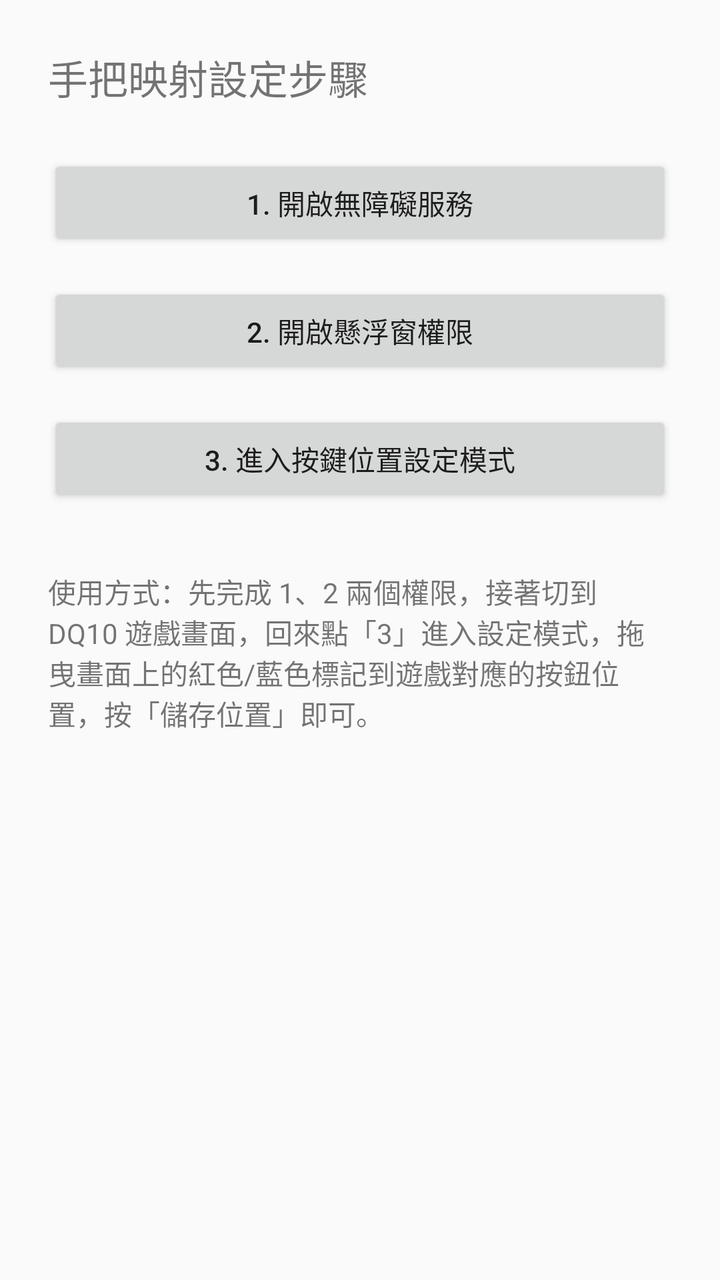
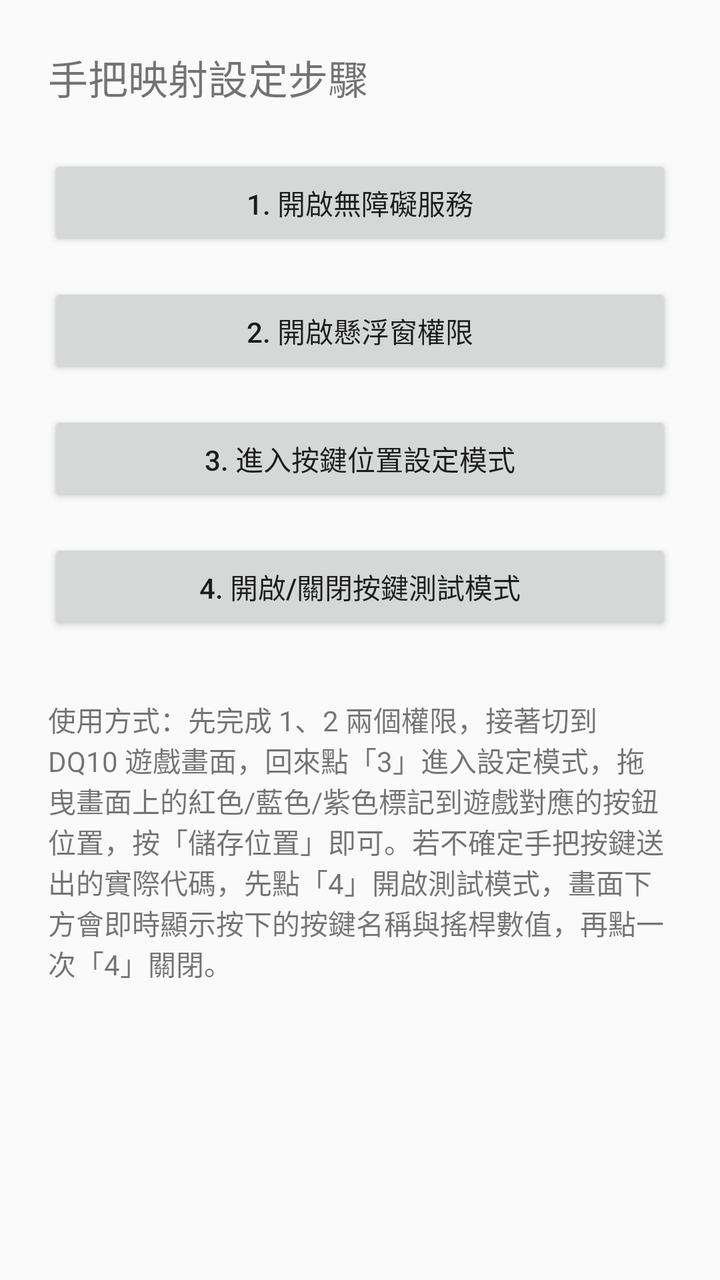

Screens rendered from an Android XML layout before and after an edit, with the pre-edit source and the edit as a unified diff.
<!-- AndroidManifest.xml: application theme android:Theme.Material.Light -->
<!-- res/layout/activity_main.xml -->
<?xml version="1.0" encoding="utf-8"?>
<LinearLayout xmlns:android="http://schemas.android.com/apk/res/android"
    android:layout_width="match_parent"
    android:layout_height="match_parent"
    android:orientation="vertical"
    android:padding="24dp">

    <TextView
        android:layout_width="wrap_content"
        android:layout_height="wrap_content"
        android:layout_marginBottom="24dp"
        android:text="手把映射設定步驟"
        android:textSize="20sp" />

    <Button
        android:id="@+id/btnAccessibility"
        android:layout_width="match_parent"
        android:layout_height="wrap_content"
        android:layout_marginBottom="16dp"
        android:text="1. 開啟無障礙服務" />

    <Button
        android:id="@+id/btnOverlay"
        android:layout_width="match_parent"
        android:layout_height="wrap_content"
        android:layout_marginBottom="16dp"
        android:text="2. 開啟懸浮窗權限" />

    <Button
        android:id="@+id/btnConfig"
        android:layout_width="match_parent"
        android:layout_height="wrap_content"
        android:layout_marginBottom="16dp"
        android:text="3. 進入按鍵位置設定模式" />

    <TextView
        android:layout_width="match_parent"
        android:layout_height="wrap_content"
        android:layout_marginTop="16dp"
        android:text="使用方式：先完成 1、2 兩個權限，接著切到 DQ10 遊戲畫面，回來點「3」進入設定模式，拖曳畫面上的紅色/藍色標記到遊戲對應的按鈕位置，按「儲存位置」即可。"
        android:textSize="14sp" />

</LinearLayout>
<!-- resources referenced by this layout -->
<resources>

</resources>

<!-- the commit's change to res/layout/activity_main.xml (unified diff, before → after) -->
@@ -33,11 +33,18 @@
         android:layout_marginBottom="16dp"
         android:text="3. 進入按鍵位置設定模式" />
 
+    <Button
+        android:id="@+id/btnTestMode"
+        android:layout_width="match_parent"
+        android:layout_height="wrap_content"
+        android:layout_marginBottom="16dp"
+        android:text="4. 開啟/關閉按鍵測試模式" />
+
     <TextView
         android:layout_width="match_parent"
         android:layout_height="wrap_content"
         android:layout_marginTop="16dp"
-        android:text="使用方式：先完成 1、2 兩個權限，接著切到 DQ10 遊戲畫面，回來點「3」進入設定模式，拖曳畫面上的紅色/藍色標記到遊戲對應的按鈕位置，按「儲存位置」即可。"
+        android:text="使用方式：先完成 1、2 兩個權限，接著切到 DQ10 遊戲畫面，回來點「3」進入設定模式，拖曳畫面上的紅色/藍色/紫色標記到遊戲對應的按鈕位置，按「儲存位置」即可。若不確定手把按鍵送出的實際代碼，先點「4」開啟測試模式，畫面下方會即時顯示按下的按鍵名稱與搖桿數值，再點一次「4」關閉。"
         android:textSize="14sp" />
 
 </LinearLayout>
